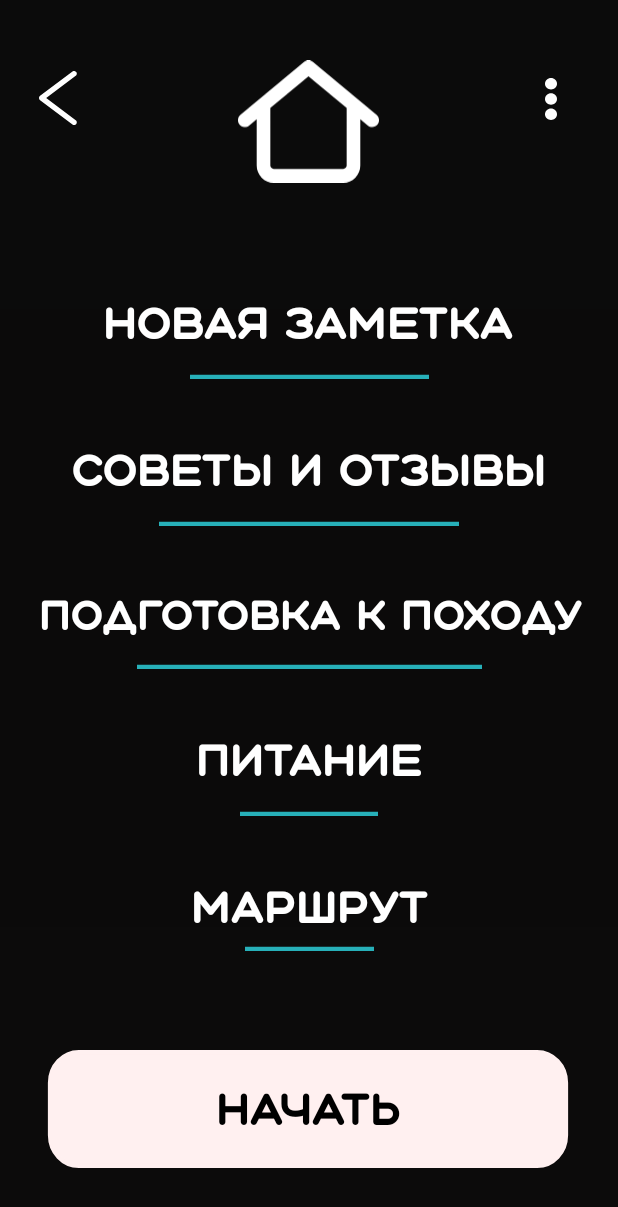
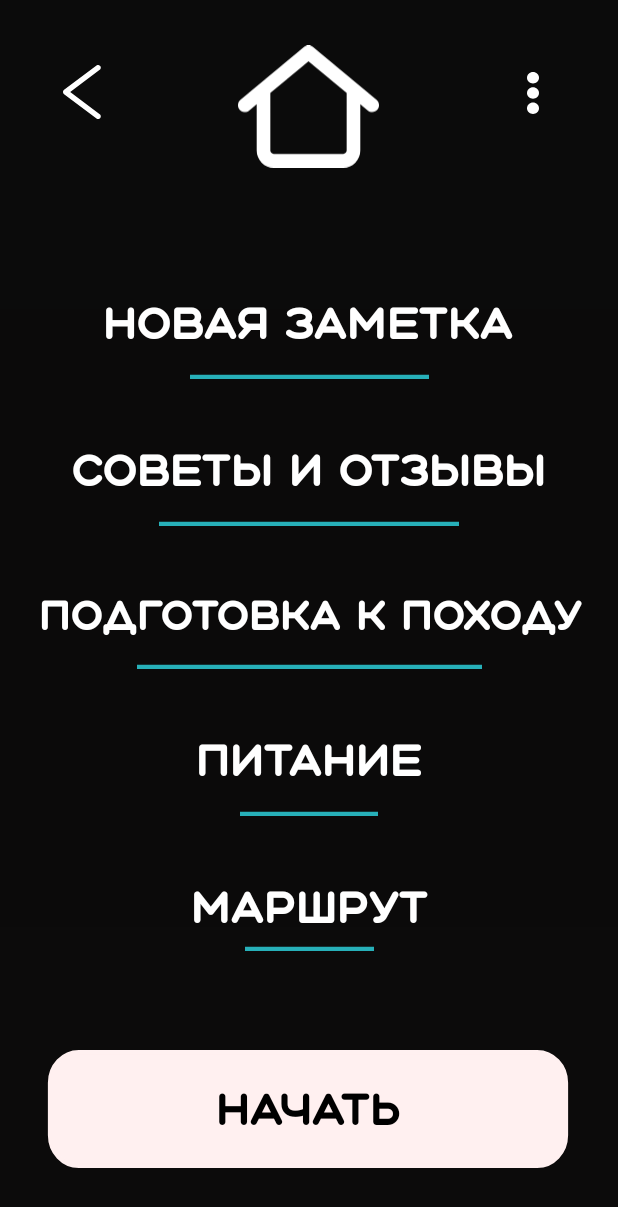
Before and after one commit to OSLL/circle21-camping, an Android app: the layout activity_main_screen.xml on its own in the app's theme, with its tools: preview values and no code run, on a phone screen of 412 x 824 dp. Shown: the top 1207 px of the screen. Run offline under Robolectric (Android 15) with nearby library versions, the phone set to English and light mode, and no system bars.

Commit message:
commit 06/12/2021

```diff
--- a/app/src/main/res/layout/activity_main_screen.xml
+++ b/app/src/main/res/layout/activity_main_screen.xml
@@ -95,7 +95,7 @@
         android:id="@+id/imageView"
         android:layout_width="94dp"
         android:layout_height="102dp"
-        android:layout_marginTop="30dp"
+        android:layout_marginTop="20dp"
         app:layout_constraintEnd_toEndOf="parent"
         app:layout_constraintHorizontal_bias="0.498"
         app:layout_constraintStart_toStartOf="parent"
@@ -107,25 +107,31 @@
         android:layout_width="41dp"
         android:layout_height="42dp"
         android:layout_marginStart="20dp"
-        android:layout_marginTop="44dp"
+        android:layout_marginTop="20dp"
+        android:layout_marginEnd="66dp"
         android:background="#00000000"
+        app:layout_constraintEnd_toStartOf="@+id/imageView"
         app:layout_constraintStart_toStartOf="parent"
-        app:layout_constraintTop_toTopOf="parent"
+        app:layout_constraintTop_toTopOf="@+id/imageView"
         app:srcCompat="@drawable/ic_back"
         tools:ignore="SpeakableTextPresentCheck,TouchTargetSizeCheck"
-        android:layout_marginLeft="20dp" />
+        android:layout_marginLeft="20dp"
+        android:layout_marginRight="66dp" />
 
     <ImageButton
         android:id="@+id/setting_icon_id"
         android:layout_width="49dp"
         android:layout_height="55dp"
-        android:layout_marginTop="38dp"
+        android:layout_marginStart="66dp"
+        android:layout_marginTop="14dp"
         android:layout_marginEnd="20dp"
         android:background="#00000000"
         app:layout_constraintEnd_toEndOf="parent"
-        app:layout_constraintTop_toTopOf="parent"
+        app:layout_constraintStart_toEndOf="@+id/imageView"
+        app:layout_constraintTop_toTopOf="@+id/imageView"
         app:srcCompat="@drawable/ic_setting"
         tools:ignore="SpeakableTextPresentCheck"
+        android:layout_marginLeft="66dp"
         android:layout_marginRight="20dp" />
 
     <ImageView
```
